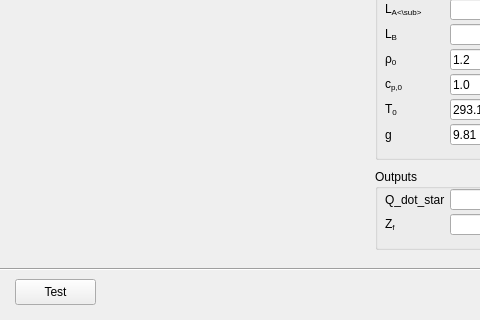
The window that fseutil/gui/layout/ui/dialog_0602_pd_7974_flame_height.ui (fsepy/fseutil) describes before a commit, drawn with Qt 5; both pictures show x 0 to 480 and y 111 to 431 of the 610 by 431 pixel window.
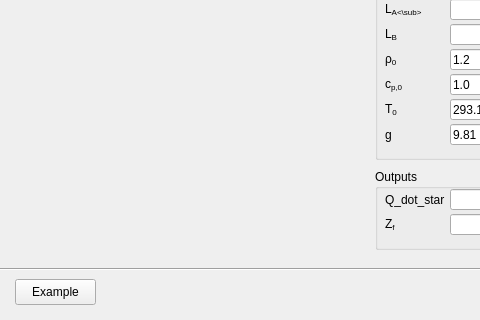
The same window after the commit. Icons and pictures are not drawn.

Diff of the .ui file:
```diff
--- a/fseutil/gui/layout/ui/dialog_0602_pd_7974_flame_height.ui
+++ b/fseutil/gui/layout/ui/dialog_0602_pd_7974_flame_height.ui
@@ -1033,7 +1033,7 @@
     </rect>
    </property>
    <property name="text">
-    <string>Test</string>
+    <string>Example</string>
    </property>
   </widget>
  </widget>
```
